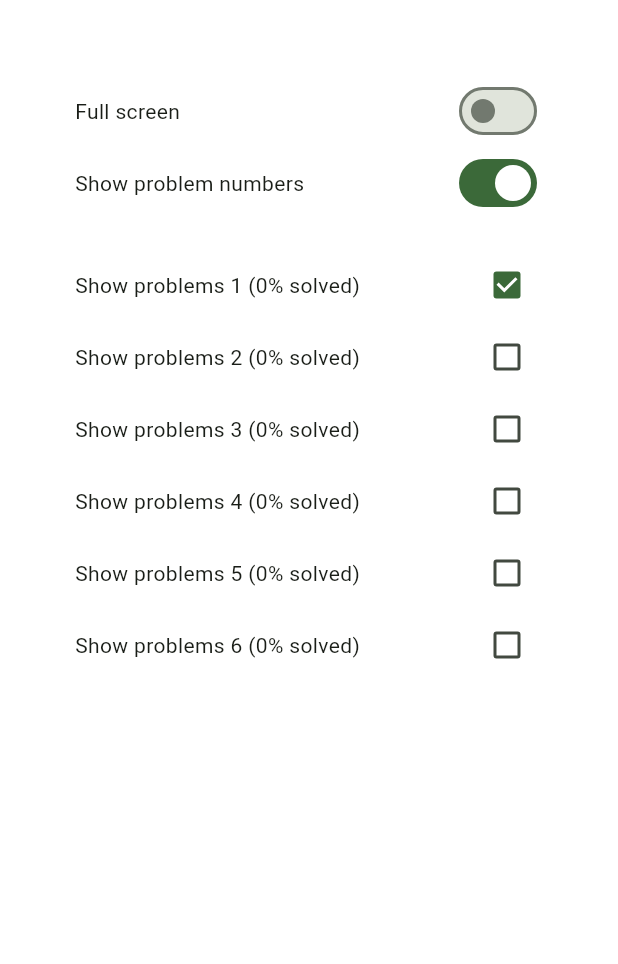
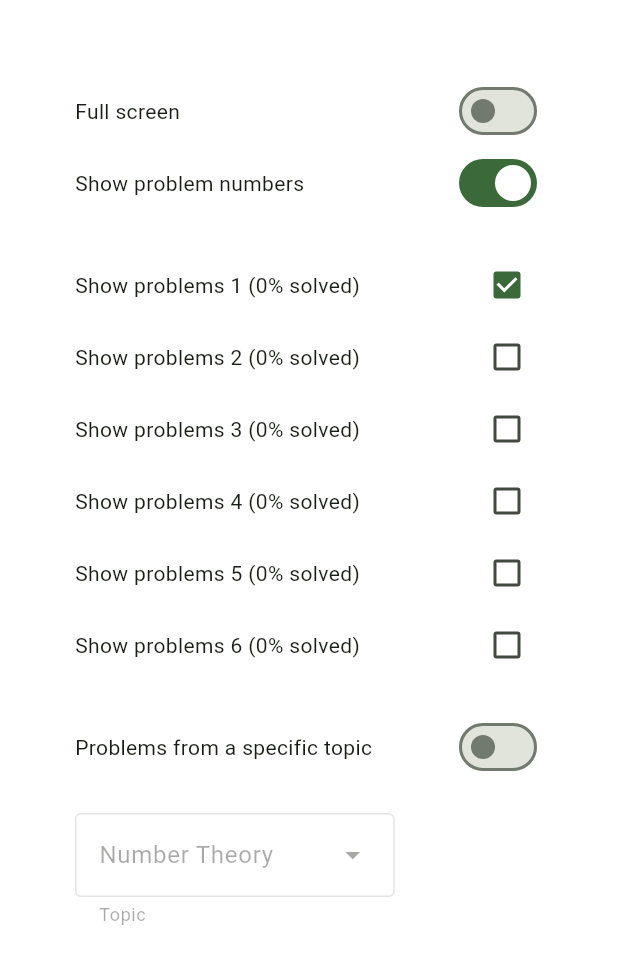
Before and after one commit to Tobias271828/IMC-Training, a Flutter app: the Settings screen opened directly, on a phone screen of 412 x 824 dp. Shown: the top 964 px of the screen. Run offline on Flutter 3.47's test engine with Material 3 defaults, Android fonts, the phone set to English and light mode, and no system bars; our stand-ins replace shared_preferences; accounts and stored records are empty; generated files the repository leaves out were written again.

Commit message:
Neue Funktion

```diff
--- a/imctraining/lib/l10n/app_de.arb
+++ b/imctraining/lib/l10n/app_de.arb
@@ -10,5 +10,7 @@
     "fullscreen": "Vollbild",
     "showproblemnumbers": "Zeige Aufgabennummern",
     "showproblems": "Zeige Aufgaben",
-    "solved": "gelöst"
+    "solved": "gelöst",
+    "problemsfromaspecifictopic": "Aufgabenthema wählen",
+    "topic": "Themengebiet"
 }
--- a/imctraining/lib/l10n/app_en.arb
+++ b/imctraining/lib/l10n/app_en.arb
@@ -10,5 +10,7 @@
     "fullscreen": "Full screen",
     "showproblemnumbers": "Show problem numbers",
     "showproblems": "Show problems",
-    "solved": "solved"
+    "solved": "solved",
+    "problemsfromaspecifictopic": "Problems from a specific topic",
+    "topic": "Topic"
 }
--- a/imctraining/lib/l10n/app_es.arb
+++ b/imctraining/lib/l10n/app_es.arb
@@ -10,5 +10,7 @@
     "fullscreen": "En pantalla completa",
     "showproblemnumbers": "Números de problemas",
     "showproblems": "Muestra los problemas",
-"solved": "solvado"
+    "solved": "solvado",
+    "problemsfromaspecifictopic": "Problems from a specific topic",
+    "topic": "Topic"
 }
--- a/imctraining/lib/l10n/app_nl.arb
+++ b/imctraining/lib/l10n/app_nl.arb
@@ -10,5 +10,7 @@
     "fullscreen": "Volledig scherm",
     "showproblemnumbers": "Opgavenummers weergeven",
     "showproblems": "Opgaven weergeven",
-    "solved": "klaar"
+    "solved": "klaar",
+    "problemsfromaspecifictopic": "Selecteer opgavenonderwerp",
+    "topic": "Onderwerp"
 }
--- a/imctraining/lib/l10n/app_ru.arb
+++ b/imctraining/lib/l10n/app_ru.arb
@@ -10,5 +10,7 @@
     "fullscreen": "Полный экран",
     "showproblemnumbers": "Показать задачи",
     "showproblems": "Показать задачи",
-    "solved": "решено"
+    "solved": "решено",
+    "problemsfromaspecifictopic": "Problems from a specific topic",
+    "topic": "Topic"
 }
--- a/imctraining/lib/l10n/app_sv.arb
+++ b/imctraining/lib/l10n/app_sv.arb
@@ -10,5 +10,7 @@
     "fullscreen": "Helskärm",
     "showproblemnumbers": "Vis uppgiftsnumren",
     "showproblems": "Vis problemen",
-    "solved": "löst"
+    "solved": "löst",
+    "problemsfromaspecifictopic": "Problems from a specific topic",
+    "topic": "Topic"
 }
--- a/imctraining/lib/pages/settings.dart
+++ b/imctraining/lib/pages/settings.dart
@@ -105,6 +105,63 @@ class _SettingsState extends State<Settings> {
               Checkbox(value: context.watch<CurrentExerciseProvider>().zeigeaufgaben6, onChanged: (value){context.read<CurrentExerciseProvider>().aenderezeigeaufgabenbestimmertnummer(6);},)
             ],
           ),
+          Container(height: 20,),
+          Row(
+            mainAxisAlignment: MainAxisAlignment.spaceBetween,
+            children: [
+              Text(AppLocalizations.of(context)!.problemsfromaspecifictopic),
+              Switch(
+                value: context.watch<CurrentExerciseProvider>().trainierenurspeziellesthema,
+                onChanged: (bool value){context.read<CurrentExerciseProvider>().wechseletrainierenurspeziellesthema();}
+              )
+            ],
+          ),
+          Container(height: 20,),
+          DropdownMenu(
+            helperText: AppLocalizations.of(context)!.topic,
+            enabled: context.watch<CurrentExerciseProvider>().trainierenurspeziellesthema,
+            initialSelection: context.watch<CurrentExerciseProvider>().trainingsthema,
+            //width: 90 ,
+            onSelected: (themaselected){
+              if(themaselected != null){
+                context.read<CurrentExerciseProvider>().wechseletrainingsthema(themaselected);
+                /*setState(() {
+                  tagauswahl = tagauswahlselected;
+                });*/
+              }
+            },
+            dropdownMenuEntries: const <DropdownMenuEntry>[
+              DropdownMenuEntry(value: 'n', label: 'Number Theory'),
+              DropdownMenuEntry(value: 'k', label: 'Combinatorics'),
+              DropdownMenuEntry(value: 'l', label: 'Linear Algebra'),
+              DropdownMenuEntry(value: 'a', label: 'Algebra'),
+              DropdownMenuEntry(value: 'r', label: 'Real Analysis'),
+              DropdownMenuEntry(value: 'c', label: 'Complex Analysis'),
+              DropdownMenuEntry(value: 'p', label: 'Polynomials'),
+              DropdownMenuEntry(value: 'g', label: 'Geometry'),
+            ],
+          ),
+          /*Row(
+            mainAxisAlignment: MainAxisAlignment.spaceBetween,
+            children: [
+              Text("Hi"),
+              DropdownMenu(
+                helperText: "Topic",//AppLocalizations.of(context)!.day,
+                //width: 90 ,
+                onSelected: (tagauswahlselected){
+                  if(tagauswahlselected != null){
+                    /*setState(() {
+                      tagauswahl = tagauswahlselected;
+                    });*/
+                  }
+                },
+                dropdownMenuEntries: const <DropdownMenuEntry>[
+                  DropdownMenuEntry(value: 1, label: '1'),
+                  DropdownMenuEntry(value: 2, label: '2'),
+                ],
+              ),
+            ],
+          ),*/
         ],
       )
     );
--- a/imctraining/lib/providers/current_exercise_provider.dart
+++ b/imctraining/lib/providers/current_exercise_provider.dart
@@ -51,7 +51,138 @@ class CurrentExerciseProvider extends ChangeNotifier{
   int aufgaben5gesamt = 0;
   int aufgaben6gesamt = 0;
   bool zeigeaufgabennummern = true;
-  //bool eulaakzeptiert = false;
+  bool trainierenurspeziellesthema = false;
+  String trainingsthema = 'n';
+
+
+  //Aufgabenzuordnung zu Themengebieten: TBA
+  static const aufgabenthemen = [
+    [ // 1994
+      ['l','r','k','l','r','r'], // Tag 1
+      ['r','r','r','l','g','r'] // Tag 2
+    ],
+    [ // 1995
+      ['','','','','',''], // Tag 1
+      ['','','','','',''] // Tag 2
+    ],
+    [ // 1996
+      ['','','','','',''], // Tag 1
+      ['','','','','',''] // Tag 2
+    ],
+    [ // 1997
+      ['','','','','',''], // Tag 1
+      ['','','','','',''] // Tag 2
+    ],
+    [ // 1998
+      ['','','','','',''], // Tag 1
+      ['','','','','',''] // Tag 2
+    ],
+    [ // 1999
+      ['','','','','',''], // Tag 1
+      ['','','','','',''] // Tag 2
+    ],
+    [ // 2000
+      ['','','','','',''], // Tag 1
+      ['','','','','',''] // Tag 2
+    ],
+    [ // 2001
+      ['','','','','',''], // Tag 1
+      ['','','','','',''] // Tag 2
+    ],
+    [ // 2002
+      ['','','','','',''], // Tag 1
+      ['','','','','',''] // Tag 2
+    ],
+    [ // 2003
+      ['','','','','',''], // Tag 1
+      ['','','','','',''] // Tag 2
+    ],
+    [ // 2004
+      ['','','','','',''], // Tag 1
+      ['','','','','',''] // Tag 2
+    ],
+    [ // 2005
+      ['','','','','',''], // Tag 1
+      ['','','','','',''] // Tag 2
+    ],
+    [ // 2006
+      ['','','','','',''], // Tag 1
+      ['','','','','',''] // Tag 2
+    ],
+    [ // 2007
+      ['','','','','',''], // Tag 1
+      ['','','','','',''] // Tag 2
+    ],
+    [ // 2008
+      ['','','','','',''], // Tag 1
+      ['','','','','',''] // Tag 2
+    ],
+    [ // 2009
+      ['','','','',''], // Tag 1
+      ['','','','',''] // Tag 2
+    ],
+    [ // 2010
+      ['','','','',''], // Tag 1
+      ['','','','',''] // Tag 2
+    ],
+    [ // 2011
+      ['','','','',''], // Tag 1
+      ['','','','',''] // Tag 2
+    ],
+    [ // 2012
+      ['','','','',''], // Tag 1
+      ['','','','',''] // Tag 2
+    ],
+    [ // 2013
+      ['','','','',''], // Tag 1
+      ['','','','',''] // Tag 2
+    ],
+    [ // 2014
+      ['','','','',''], // Tag 1
+      ['','','','',''] // Tag 2
+    ],
+    [ // 2015
+      ['','','','',''], // Tag 1
+      ['','','','',''] // Tag 2
+    ],
+    [ // 2016
+      ['','','','',''], // Tag 1
+      ['','','','',''] // Tag 2
+    ],
+    [ // 2017
+      ['','','','',''], // Tag 1
+      ['','','','',''] // Tag 2
+    ],
+    [ // 2018
+      ['','','','',''], // Tag 1
+      ['','','','',''] // Tag 2
+    ],
+    [ // 2019
+      ['','','','',''], // Tag 1
+      ['','','','',''] // Tag 2
+    ],
+    [ // 2020
+      ['','','',''], // Tag 1
+      ['','','',''] // Tag 2
+    ],
+    [ // 2021
+      ['','','',''], // Tag 1
+      ['','','',''] // Tag 2
+    ],
+    [ // 2022
+      ['','','',''], // Tag 1
+      ['','','',''] // Tag 2
+    ],
+    [ // 2023
+      ['','','','',''], // Tag 1
+      ['kl','','','',''] // Tag 2
+    ],
+    [ // 2024
+      ['','','','',''], // Tag 1
+      ['','','','',''] // Tag 2
+    ]
+  ];
+
 
 
 
@@ -68,7 +199,8 @@ class CurrentExerciseProvider extends ChangeNotifier{
     zeigeaufgaben5 = prefs.getBool('zeigeaufgaben5') ?? false;
     zeigeaufgaben6 = prefs.getBool('zeigeaufgaben6') ?? false;
     zeigeaufgabennummern = prefs.getBool('zeigeaufgabennummern') ?? true;
-
+    trainierenurspeziellesthema = prefs.getBool('trainierenurspeziellesthema') ?? false;
+    trainingsthema = prefs.getString('trainingsthema') ?? 'n';
 
     if (jahr != 0 && tag != 0 && aufgabe != 0){
       aufgabenichtleer = true;
@@ -79,16 +211,6 @@ class CurrentExerciseProvider extends ChangeNotifier{
     }
   }
 
-  /*Future<void> ladeeulaakzeptiert() async {
-    final prefs = await SharedPreferences.getInstance();
-    eulaakzeptiert = prefs.getBool('eula') ?? false;
-  }
-
-  Future<void> akzeptiereeula() async {
-    final prefs = await SharedPreferences.getInstance();
-    eulaakzeptiert = true;
-    prefs.setBool('eula', eulaakzeptiert);
-  }*/
 
 
   Future<void> berechnestatistiken() async{
@@ -120,6 +242,18 @@ class CurrentExerciseProvider extends ChangeNotifier{
     speichereeinstellungen();
   }
 
+  Future<void> wechseletrainierenurspeziellesthema() async{
+    trainierenurspeziellesthema = !trainierenurspeziellesthema;
+    notifyListeners();
+    speichereeinstellungen();
+  }
+
+  Future<void> wechseletrainingsthema(String thema) async{
+    trainingsthema = thema;
+    notifyListeners();
+    speichereeinstellungen();
+  }
+
   Future<void> aenderezeigeaufgabenbestimmertnummer(int aufgabennummer) async {
     switch (aufgabennummer) {
       case 1: zeigeaufgaben1 = !zeigeaufgaben1;
@@ -146,6 +280,8 @@ class CurrentExerciseProvider extends ChangeNotifier{
     prefs.setBool('zeigeaufgaben5', zeigeaufgaben5);
     prefs.setBool('zeigeaufgaben6', zeigeaufgaben6);
     prefs.setBool('zeigeaufgabennummern', zeigeaufgabennummern);
+    prefs.setBool('trainierenurspeziellesthema', trainierenurspeziellesthema);
+    prefs.setString('trainingsthema', trainingsthema);
   }
 
   Future<void> neuezufaelligeaufgabe() async {
@@ -153,6 +289,8 @@ class CurrentExerciseProvider extends ChangeNotifier{
     int anzahlungeloesteraufgaben = 0;
     if(zeigeaufgaben1 || zeigeaufgaben2 || zeigeaufgaben3 || zeigeaufgaben4 || zeigeaufgaben5 || zeigeaufgaben6){
       //neue Aufgabe
+      if( ! trainierenurspeziellesthema){
+        // Trainiere alle Aufgaben
         jahr = 0;
         tag = 0;
         aufgabe = 0;
@@ -178,6 +316,36 @@ class CurrentExerciseProvider extends ChangeNotifier{
         else{
           //Keine Aufgabe mehr verfügbar
           returnwert = 2;
+        }
+      }
+      else{
+        // Trainiere nur ein spezielles Thema
+        jahr = 0;
+        tag = 0;
+        aufgabe = 0;
+        for(int i = 0; i< (imcaufgabendata.length); i++){
+          if (zeigeaufgaben1 && imcaufgabendata[i].substring(0,1) == 'u'){if (aufgabenthemen[ i ~/ 2 ][i%2][0].contains(trainingsthema)){anzahlungeloesteraufgaben++;}}
+          if (zeigeaufgaben2 && imcaufgabendata[i].substring(1,2) == 'u'){if (aufgabenthemen[ i ~/ 2 ][i%2][1].contains(trainingsthema)){anzahlungeloesteraufgaben++;}}
+          if (zeigeaufgaben3 && imcaufgabendata[i].substring(2,3) == 'u'){if (aufgabenthemen[ i ~/ 2 ][i%2][2].contains(trainingsthema)){anzahlungeloesteraufgaben++;}}
+          if (zeigeaufgaben4 && imcaufgabendata[i].substring(3,4) == 'u'){if (aufgabenthemen[ i ~/ 2 ][i%2][3].contains(trainingsthema)){anzahlungeloesteraufgaben++;}}
+          if (zeigeaufgaben5 && imcaufgabendata[i].length >= 5){if(imcaufgabendata[i].substring(4,5)=='u'){if (aufgabenthemen[ i ~/ 2 ][i%2][4].contains(trainingsthema)){anzahlungeloesteraufgaben++;}}}
+          if (zeigeaufgaben6 && imcaufgabendata[i].length == 6){if(imcaufgabendata[i].substring(5,6)=='u'){if (aufgabenthemen[ i ~/ 2 ][i%2][5].contains(trainingsthema)){anzahlungeloesteraufgaben++;}}}
+        }
+        if(anzahlungeloesteraufgaben>0){
+          int randomnumber = Random().nextInt(anzahlungeloesteraufgaben);
+          for(int i = 0; i< (imcaufgabendata.length); i++){
+            if (zeigeaufgaben1 && imcaufgabendata[i].substring(0,1) == 'u' && aufgabenthemen[ i ~/ 2 ][i%2][0].contains(trainingsthema)){if(0 == randomnumber){jahr = i ~/ 2 + 1994;tag = i%2 +1;aufgabe =1;break;}else{randomnumber--;}}
+            if (zeigeaufgaben2 && imcaufgabendata[i].substring(1,2) == 'u' && aufgabenthemen[ i ~/ 2 ][i%2][1].contains(trainingsthema)){if(0 == randomnumber){jahr = i ~/ 2 + 1994;tag = i%2 +1;aufgabe =2;break;}else{randomnumber--;}}
+            if (zeigeaufgaben3 && imcaufgabendata[i].substring(2,3) == 'u' && aufgabenthemen[ i ~/ 2 ][i%2][2].contains(trainingsthema)){if(0 == randomnumber){jahr = i ~/ 2 + 1994;tag = i%2 +1;aufgabe =3;break;}else{randomnumber--;}}
+            if (zeigeaufgaben4 && imcaufgabendata[i].substring(3,4) == 'u' && aufgabenthemen[ i ~/ 2 ][i%2][3].contains(trainingsthema)){if(0 == randomnumber){jahr = i ~/ 2 + 1994;tag = i%2 +1;aufgabe =4;break;}else{randomnumber--;}}
+            if (zeigeaufgaben5 && imcaufgabendata[i].length >= 5){if(imcaufgabendata[i].substring(4,5)=='u' && aufgabenthemen[ i ~/ 2 ][i%2][4].contains(trainingsthema)){if(0 == randomnumber){jahr = i ~/ 2 + 1994;tag = i%2 +1;aufgabe =5;break;}else{randomnumber--;}}}
+            if (zeigeaufgaben6 && imcaufgabendata[i].length == 6){if(imcaufgabendata[i].substring(5,6)=='u' && aufgabenthemen[ i ~/ 2 ][i%2][5].contains(trainingsthema)){if(0 == randomnumber){jahr = i ~/ 2 + 1994;tag = i%2 +1;aufgabe =6;break;}else{randomnumber--;}}}
+          }
+        }
+        else{
+          //Keine Aufgabe mehr verfügbar
+          returnwert = 2;
+        }
       }
     }
     else{
@@ -233,6 +401,5 @@ class CurrentExerciseProvider extends ChangeNotifier{
     await ladeeinstellungen();
     berechnestatistiken();
     notifyListeners();
-    //await ladeeulaakzeptiert();
   }
 }
```
Lines whose indentation alone changed are shown as unchanged.
